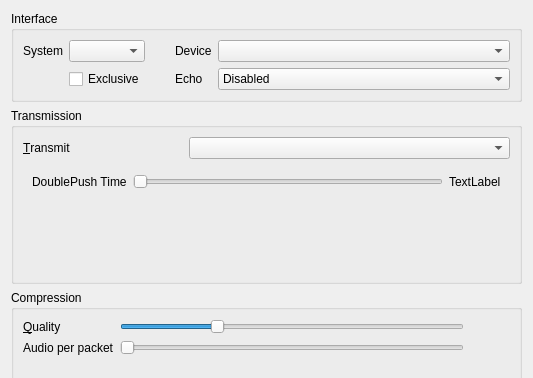
This is src/mumble/AudioInput.ui in mumble-voip/mumble as Qt 5 draws it before an edit; both pictures show x 0 to 533 and y 0 to 378 of the 533 by 735 pixel window. The edited form follows.
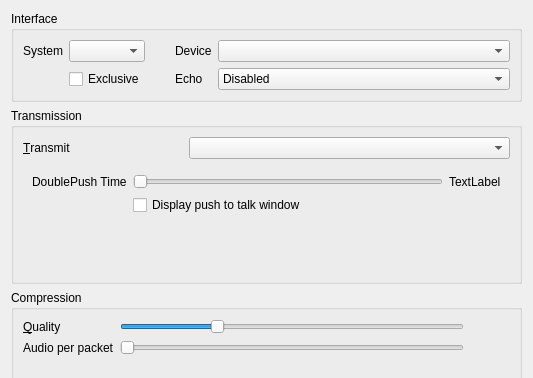
This is the edited form. The open tabs and pages were chosen to show the change. Custom widgets are drawn as their Qt base class.

Commit message: Add PTT button window for tablet users

What changed in the file:
```diff
--- a/src/mumble/AudioInput.ui
+++ b/src/mumble/AudioInput.ui
@@ -232,7 +232,7 @@
             </property>
            </widget>
           </item>
-          <item row="1" column="1">
+          <item row="2" column="1">
            <spacer name="verticalSpacer">
             <property name="orientation">
              <enum>Qt::Vertical</enum>
@@ -245,6 +245,16 @@
             </property>
            </spacer>
           </item>
+          <item row="1" column="1">
+           <widget class="QCheckBox" name="qcbPushWindow">
+            <property name="toolTip">
+             <string>Displays an always on top window with a push to talk button in it</string>
+            </property>
+            <property name="text">
+             <string>Display push to talk window</string>
+            </property>
+           </widget>
+          </item>
          </layout>
         </widget>
         <widget class="QWidget" name="qwVAD">
```
The commit also changes 9 other files.
